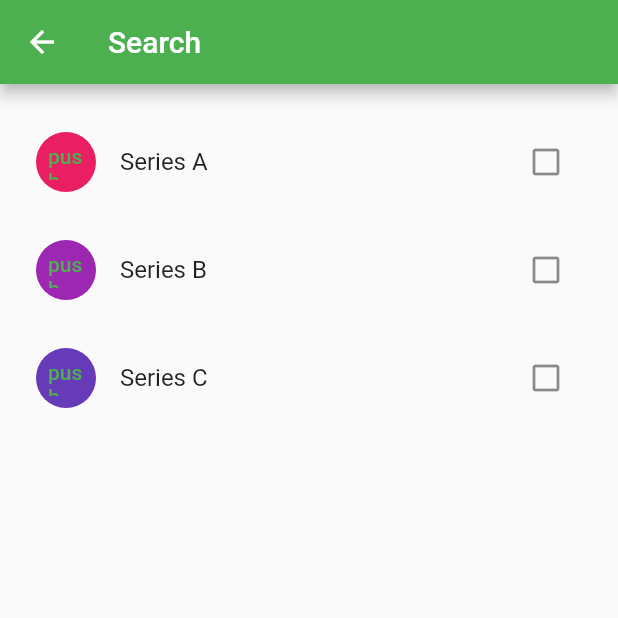
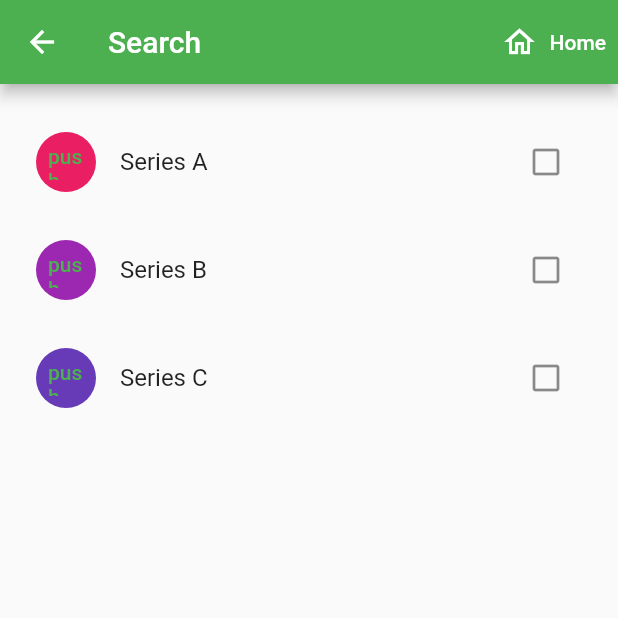
Before and after one commit to Vryzas/my_series_list_webandroidios, a Flutter app: the SearchPage screen opened by its route, on a phone screen of 412 x 824 dp, the top half of it. Run offline on Flutter 3.47's test engine with Material 2 defaults, Android fonts, the phone set to English and light mode, and no system bars.

Commit message:
FMSL-1-added home navigation to searchPage

```diff
--- a/lib/presentation/pages/search.dart
+++ b/lib/presentation/pages/search.dart
@@ -1,6 +1,7 @@
 import 'package:flutter/material.dart';
 import 'package:my_series_list_webandroidios/data/models/series_list.dart';
 import 'package:my_series_list_webandroidios/presentation/pages/details.dart';
+import 'package:my_series_list_webandroidios/presentation/pages/home.dart';
 import 'package:provider/provider.dart';
 
 // TODO: get series list from ext. api
@@ -14,6 +15,16 @@ class SearchPage extends StatelessWidget {
     return Scaffold(
       appBar: AppBar(
         title: const Text('Search'),
+        actions: <Widget>[
+          TextButton.icon(
+            style: TextButton.styleFrom(foregroundColor: Colors.white),
+            onPressed: () {
+              Navigator.pushNamed(context, HomePage.routeName);
+            },
+            icon: const Icon(Icons.home_outlined),
+            label: const Text('Home'),
+          ),
+        ],
       ),
       body: ListView.builder(
         itemCount: entries.length,
```
